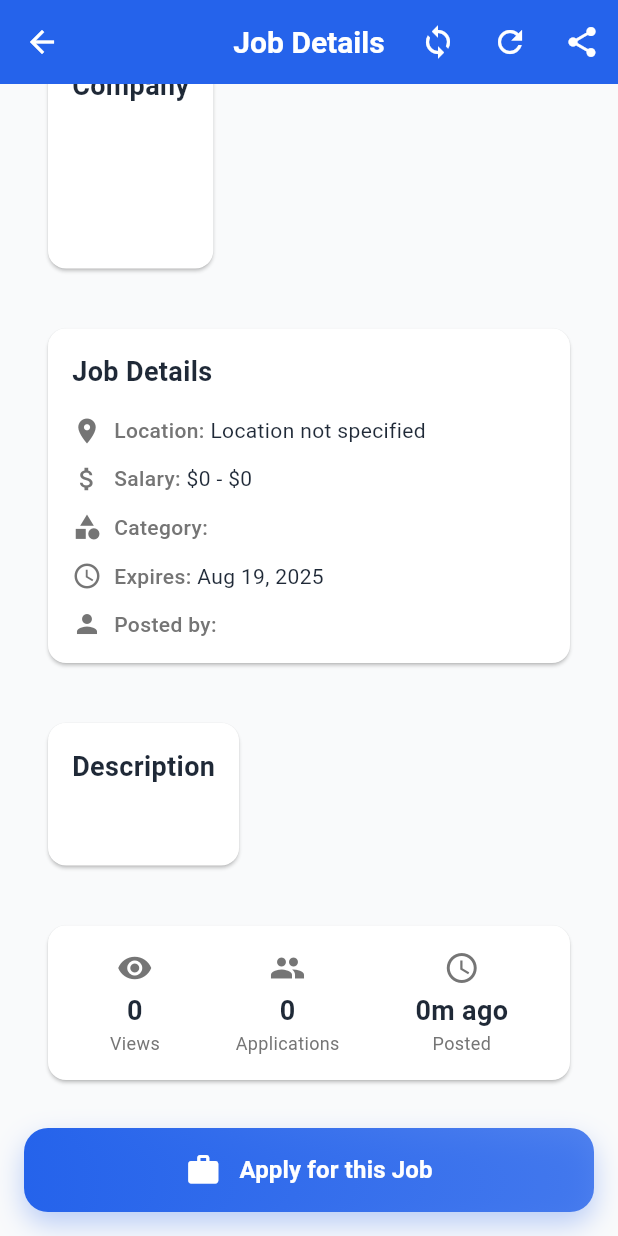
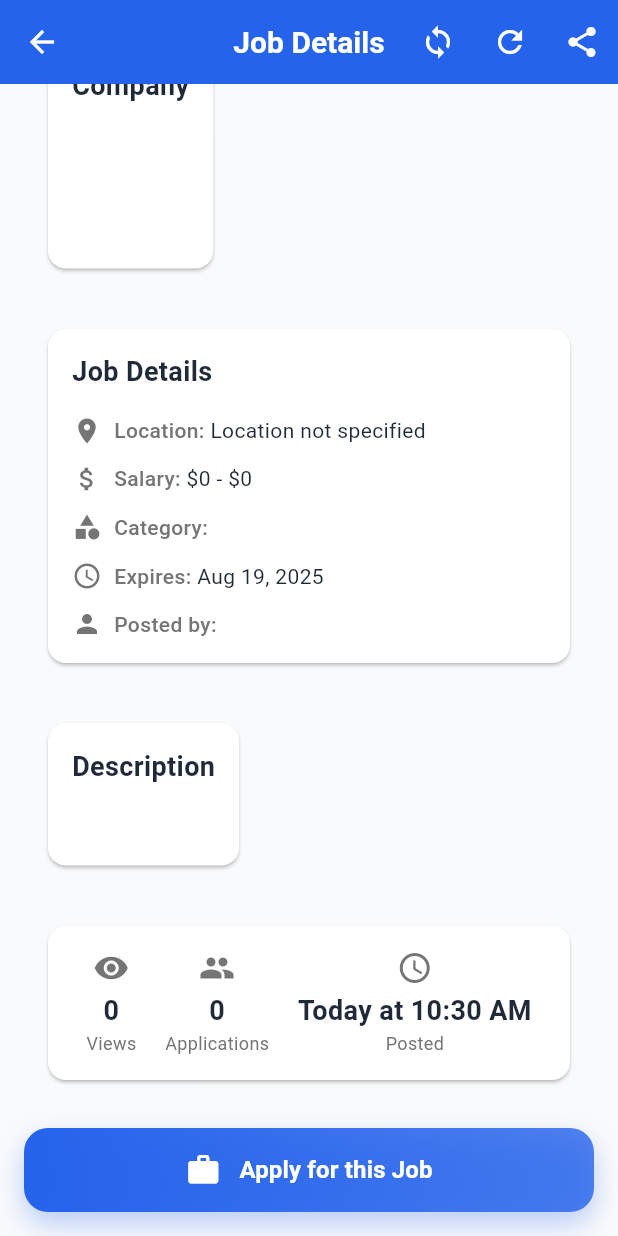
Before and after one commit to itsmooo/alumni-project, a Flutter app: the JobDetailScreen screen opened directly with empty values, scrolled down 241 dp, on a phone screen of 412 x 824 dp. Run offline on Flutter 3.47's test engine with Material 3 defaults, Android fonts, the phone set to English and light mode, and no system bars; our stand-ins replace image_picker, pull_to_refresh, shared_preferences; accounts and stored records are empty; network calls fail.

Commit message:
Refactor date handling in announcements and job screens for clarity and accuracy
Updated the date handling logic in AnnouncementCard, AnnouncementDetailScreen, JobCard, and JobDetailScreen to ensure that the publish date is only set when explicitly provided or when the status is published. Enhanced the date formatting to display clearer information for users, including specific time indications for recent announcements and jobs. Added debug statements to assist in tracking date values during development.

```diff
--- a/my_alumni_app/lib/screens/jobs/job_detail_screen.dart
+++ b/my_alumni_app/lib/screens/jobs/job_detail_screen.dart
@@ -709,38 +709,24 @@ class _JobDetailScreenState extends State<JobDetailScreen> {
   }
 
   String _formatDate(DateTime date) {
+    // Show exact posting date and time
     final now = DateTime.now();
-    final difference = now.difference(date);
+    final today = DateTime(now.year, now.month, now.day);
+    final yesterday = today.subtract(const Duration(days: 1));
+    final dateOnly = DateTime(date.year, date.month, date.day);
 
-    // Handle future dates
-    if (difference.isNegative) {
-      final absDifference = difference.abs();
-      if (absDifference.inDays == 0) {
-        if (absDifference.inHours == 0) {
-          return 'in ${absDifference.inMinutes}m';
-        }
-        return 'in ${absDifference.inHours}h';
-      } else if (absDifference.inDays == 1) {
-        return 'Tomorrow';
-      } else if (absDifference.inDays < 7) {
-        return 'in ${absDifference.inDays}d';
-      } else {
-        return DateFormat('MMM dd, yyyy').format(date);
-      }
-    }
+    // Format time as "2:30 PM"
+    final timeFormat = DateFormat('h:mm a');
+    final timeString = timeFormat.format(date);
 
-    // Handle past dates
-    if (difference.inDays == 0) {
-      if (difference.inHours == 0) {
-        return '${difference.inMinutes}m ago';
-      }
-      return '${difference.inHours}h ago';
-    } else if (difference.inDays == 1) {
-      return 'Yesterday';
-    } else if (difference.inDays < 7) {
-      return '${difference.inDays}d ago';
+    if (dateOnly == today) {
+      return 'Today at $timeString';
+    } else if (dateOnly == yesterday) {
+      return 'Yesterday at $timeString';
     } else {
-      return DateFormat('MMM dd, yyyy').format(date);
+      // Show full date with time for older posts
+      final dateFormat = DateFormat('MMM dd, yyyy');
+      return '${dateFormat.format(date)} at $timeString';
     }
   }
 
```
Also changed, not shown: my_alumni_app/lib/screens/announcements/announcement_card.dart (+46 -37 lines), my_alumni_app/lib/screens/announcements/announcement_detail_screen.dart (+14 -28 lines), my_alumni_app/lib/screens/jobs/job_card.dart (+14 -28 lines), 1 other file.
